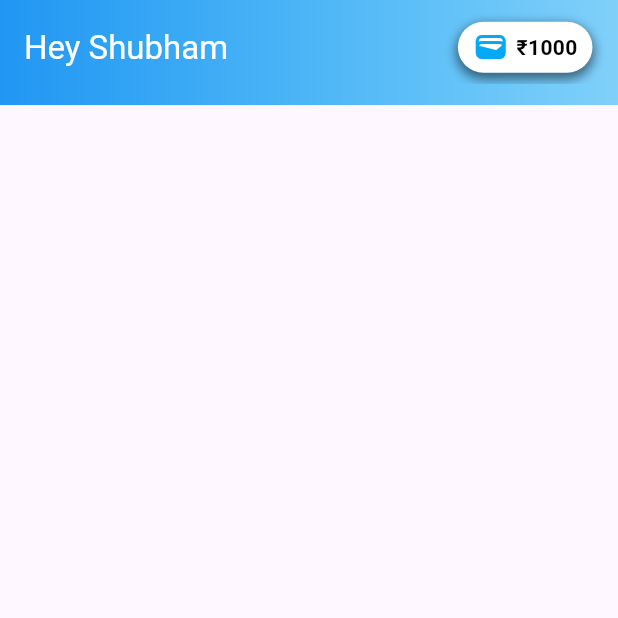
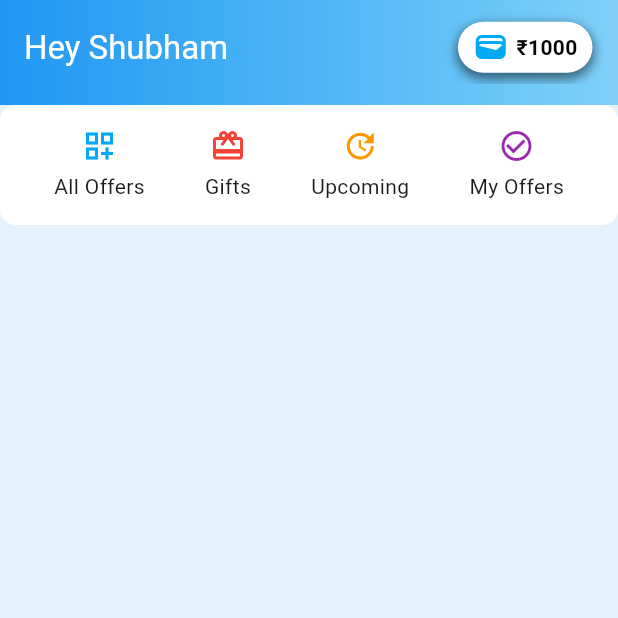
Before and after one commit to Deepanshuigtm/funtoread, a Flutter app: the screen it shows after launch, on a phone screen of 412 x 824 dp, the top half of it. Run offline on Flutter 3.47's test engine with Material 3 defaults, Android fonts, the light colour scheme and no system bars; our stand-ins replace google_fonts.

Commit message:
created navbar

```diff
--- a/lib/screens/main_dashboard.dart
+++ b/lib/screens/main_dashboard.dart
@@ -1,6 +1,7 @@
 
 import 'package:flutter/material.dart';
 import 'package:funtoread/widgets/app_bar_dashboard.dart';
+import 'package:funtoread/widgets/nav_bar.dart';
 
 class MainDashboard extends StatelessWidget{
   MainDashboard( {super.key} );
@@ -11,13 +12,12 @@ class MainDashboard extends StatelessWidget{
   Widget build(BuildContext context) {
     return MaterialApp(
       home: Scaffold(
+        backgroundColor: Colors.blue.shade50,
         appBar: PreferredSize(
           preferredSize: Size.fromHeight(70),
           child: AppBarDashboard(username: username, currentBalance: currentBalance,),
         ),
-        body: Container(
-          // Your main content goes here
-        ),
+        body: NavBar(),
       ),
     );
   }
--- /dev/null
+++ b/lib/widgets/nav_bar.dart
@@ -0,0 +1,66 @@
+import 'package:flutter/material.dart';
+
+class NavBar extends StatefulWidget {
+  NavBar({ Key? key }) : super(key: key);
+
+  @override
+  _NavBarState createState() => _NavBarState();
+}
+
+class _NavBarState extends State<NavBar> {
+  @override
+  Widget build(BuildContext context) {
+    return Container(
+      height: 80,
+      decoration: BoxDecoration(
+        borderRadius: BorderRadius.circular(10),
+        color: Colors.white, // You can set your desired color
+      ),
+      child: const Row(
+        mainAxisAlignment: MainAxisAlignment.center,
+        crossAxisAlignment: CrossAxisAlignment.center,
+        children: [
+          Column(
+            mainAxisAlignment: MainAxisAlignment.center,
+            crossAxisAlignment: CrossAxisAlignment.center,
+            children: [
+              Icon(Icons.dashboard_customize_outlined, color: Colors.lightBlue),
+              SizedBox(height: 5.0),
+              Text('All Offers')
+            ],
+          ),
+          SizedBox(width: 40,),
+          Column(
+            mainAxisAlignment: MainAxisAlignment.center,
+            crossAxisAlignment: CrossAxisAlignment.center,
+            children: [
+              Icon(Icons.card_giftcard_outlined, color: Colors.red),
+              SizedBox(height: 5.0),
+              Text('Gifts')
+            ],
+          ),
+          SizedBox(width: 40,),
+          Column(
+            mainAxisAlignment: MainAxisAlignment.center,
+            crossAxisAlignment: CrossAxisAlignment.center,
+            children: [
+              Icon(Icons.update, color: Colors.orange),
+              SizedBox(height: 5.0),
+              Text('Upcoming')
+            ],
+          ),
+          SizedBox(width: 40,),
+          Column(
+            mainAxisAlignment: MainAxisAlignment.center,
+            crossAxisAlignment: CrossAxisAlignment.center,
+            children: [
+              Icon(Icons.check_circle_outline, color: Colors.purple),
+              SizedBox(height: 5.0),
+              Text('My Offers')
+            ],
+          ),
+        ],
+      ),
+    );
+  }
+}
```
Also changed, not shown: lib/widgets/trending_offers.dart (added).
